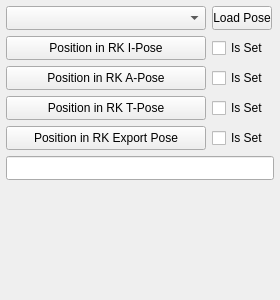
The window that rawkee/auxilary/RKBindPoseEditorPanel.ui (und-dream-lab/rawkee) describes before a commit, drawn with Qt 5.
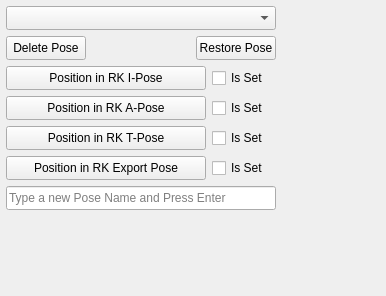
The same window after the commit. Custom widgets are drawn as their Qt base class.

Diff of the .ui file:
```diff
--- a/rawkee/auxilary/RKBindPoseEditorPanel.ui
+++ b/rawkee/auxilary/RKBindPoseEditorPanel.ui
@@ -6,8 +6,8 @@
    <rect>
     <x>0</x>
     <y>0</y>
-    <width>280</width>
-    <height>300</height>
+    <width>386</width>
+    <height>296</height>
    </rect>
   </property>
   <property name="windowTitle">
@@ -22,7 +22,7 @@
      <height>244</height>
     </rect>
    </property>
-   <layout class="QVBoxLayout" name="verticalLayout" stretch="0,0,0,0,0,0,0">
+   <layout class="QVBoxLayout" name="verticalLayout" stretch="0,0,0,0,0,0,0,0">
     <property name="spacing">
      <number>6</number>
     </property>
@@ -34,6 +34,9 @@
     </property>
     <item>
      <layout class="QHBoxLayout" name="selectBindPoseLayout">
+      <property name="spacing">
+       <number>0</number>
+      </property>
       <item>
        <widget class="RKDagPoseComboBox" name="poseComboBox">
         <property name="sizePolicy">
@@ -44,43 +47,18 @@
         </property>
         <property name="minimumSize">
          <size>
-          <width>200</width>
+          <width>270</width>
           <height>24</height>
          </size>
         </property>
         <property name="maximumSize">
          <size>
-          <width>200</width>
+          <width>270</width>
           <height>24</height>
          </size>
         </property>
         <property name="placeholderText">
-         <string>List of Bind Poses</string>
-        </property>
-       </widget>
-      </item>
-      <item>
-       <widget class="QPushButton" name="loadPoseButton">
-        <property name="sizePolicy">
-         <sizepolicy hsizetype="Fixed" vsizetype="Fixed">
-          <horstretch>0</horstretch>
-          <verstretch>0</verstretch>
-         </sizepolicy>
-        </property>
-        <property name="minimumSize">
-         <size>
-          <width>60</width>
-          <height>24</height>
-         </size>
-        </property>
-        <property name="maximumSize">
-         <size>
-          <width>60</width>
-          <height>24</height>
-         </size>
-        </property>
-        <property name="text">
-         <string>Load Pose</string>
+         <string>List of RawKee Bind Poses</string>
         </property>
        </widget>
       </item>
@@ -99,6 +77,83 @@
       </item>
      </layout>
     </item>
+    <item>
+     <layout class="QHBoxLayout" name="hanimPoses">
+      <property name="spacing">
+       <number>0</number>
+      </property>
+      <item>
+       <widget class="QPushButton" name="deletePoseButton">
+        <property name="minimumSize">
+         <size>
+          <width>80</width>
+          <height>24</height>
+         </size>
+        </property>
+        <property name="maximumSize">
+         <size>
+          <width>80</width>
+          <height>24</height>
+         </size>
+        </property>
+        <property name="text">
+         <string>Delete Pose</string>
+        </property>
+       </widget>
+      </item>
+      <item>
+       <spacer name="horizontalSpacer_8">
+        <property name="orientation">
+         <enum>Qt::Horizontal</enum>
+        </property>
+        <property name="sizeHint" stdset="0">
+         <size>
+          <width>110</width>
+          <height>20</height>
+         </size>
+        </property>
+       </spacer>
+      </item>
+      <item>
+       <widget class="QPushButton" name="restorePoseButton">
+        <property name="sizePolicy">
+         <sizepolicy hsizetype="Fixed" vsizetype="Fixed">
+          <horstretch>0</horstretch>
+          <verstretch>0</verstretch>
+         </sizepolicy>
+        </property>
+        <property name="minimumSize">
+         <size>
+          <width>80</width>
+          <height>24</height>
+         </size>
+        </property>
+        <property name="maximumSize">
+         <size>
+          <width>80</width>
+          <height>24</height>
+         </size>
+        </property>
+        <property name="text">
+         <string>Restore Pose</string>
+        </property>
+       </widget>
+      </item>
+      <item>
+       <spacer name="horizontalSpacer_7">
+        <property name="orientation">
+         <enum>Qt::Horizontal</enum>
+        </property>
+        <property name="sizeHint" stdset="0">
+         <size>
+          <width>40</width>
+          <height>20</height>
+         </size>
+        </property>
+       </spacer>
+      </item>
+     </layout>
+    </item>
     <item>
      <layout class="QHBoxLayout" name="iPoseLayout">
       <item>
@@ -323,20 +378,46 @@
      </layout>
     </item>
     <item>
-     <widget class="QLineEdit" name="bpEditorMessage">
-      <property name="minimumSize">
-       <size>
-        <width>268</width>
-        <height>24</height>
-       </size>
+     <layout class="QHBoxLayout" name="newPoseLayout">
+      <property name="spacing">
+       <number>0</number>
       </property>
-      <property name="maximumSize">
-       <size>
-        <width>268</width>
-        <height>24</height>
-       </size>
-      </property>
-     </widget>
+      <item>
+       <widget class="QLineEdit" name="newPoseName">
+        <property name="minimumSize">
+         <size>
+          <width>270</width>
+          <height>24</height>
+         </size>
+        </property>
+        <property name="maximumSize">
+         <size>
+          <width>270</width>
+          <height>24</height>
+         </size>
+        </property>
+        <property name="placeholderText">
+         <string>Type a new Pose Name and Press Enter</string>
+        </property>
+        <property name="clearButtonEnabled">
+         <bool>true</bool>
+        </property>
+       </widget>
+      </item>
+      <item>
+       <spacer name="horizontalSpacer_6">
+        <property name="orientation">
+         <enum>Qt::Horizontal</enum>
+        </property>
+        <property name="sizeHint" stdset="0">
+         <size>
+          <width>40</width>
+          <height>20</height>
+         </size>
+        </property>
+       </spacer>
+      </item>
+     </layout>
     </item>
     <item>
      <spacer name="verticalSpacer">
```
